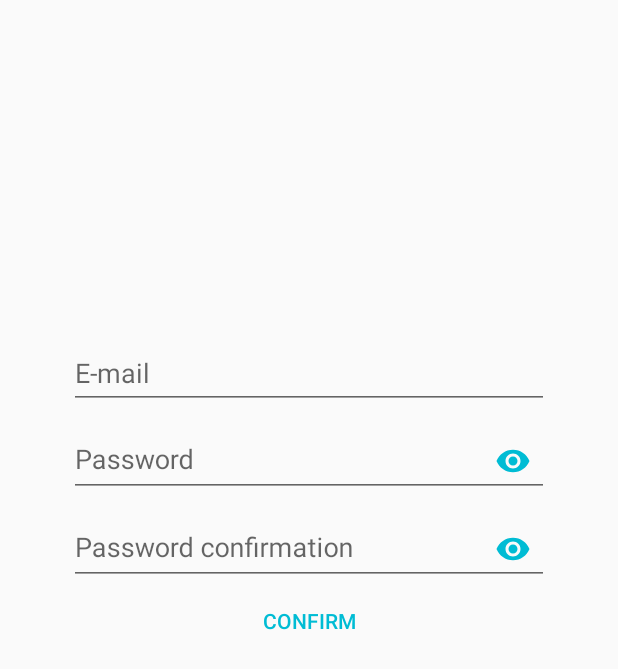
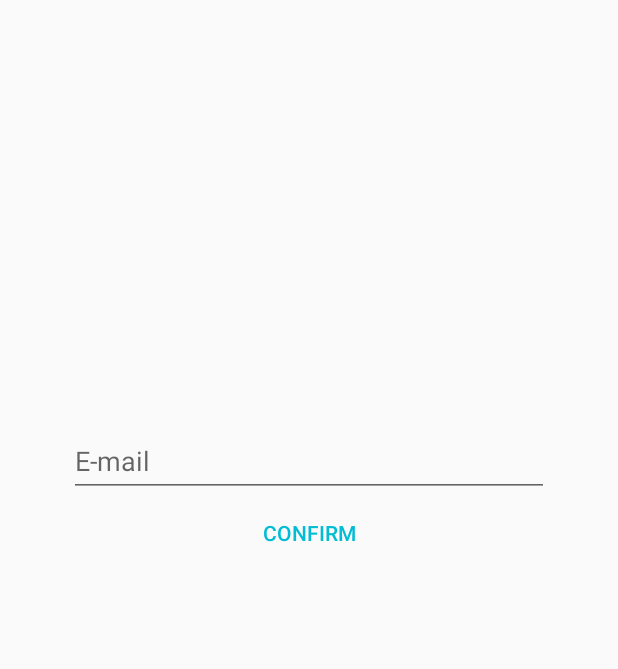
Before and after one commit to Gesuato/ProjectMealPrepAndroid, an Android app: the layout activity_account_recovery.xml on its own in the app's theme, with its tools: preview values and no code run, on a phone screen of 412 x 824 dp. Shown: the top 669 px of the screen. Run offline under Robolectric (Android 15) with nearby library versions, the light colour scheme and no system bars.

Commit message:
Creating functions to change the password

```diff
--- a/app/src/main/java/com/easyprep/easyprep/ui/LoginActivity.kt
+++ b/app/src/main/java/com/easyprep/easyprep/ui/LoginActivity.kt
@@ -225,7 +225,6 @@ class LoginActivity : AppCompatActivity() {
         if (item!!.itemId == R.id.retrieve_account_menu) {
             val intent = Intent(this, AccountRecoveryActivity::class.java)
             startActivity(intent)
-            finish()
         } else {
 
         }
--- a/app/src/main/res/layout/activity_account_recovery.xml
+++ b/app/src/main/res/layout/activity_account_recovery.xml
@@ -28,42 +28,6 @@
             android:inputType="textEmailAddress" />
     </android.support.design.widget.TextInputLayout>
 
-    <android.support.design.widget.TextInputLayout
-        android:id="@+id/textInputLayout_password_retrieve_layout"
-        android:layout_width="match_parent"
-        android:layout_height="wrap_content"
-        android:gravity="center"
-        android:orientation="vertical"
-        app:passwordToggleEnabled="true"
-        app:passwordToggleTint="@color/colorAccent">
-
-        <android.support.design.widget.TextInputEditText
-            android:id="@+id/textInputEditText_password_retrieve"
-            android:layout_width="wrap_content"
-            android:layout_height="wrap_content"
-            android:ems="15"
-            android:hint="@string/password"
-            android:inputType="textPassword" />
-    </android.support.design.widget.TextInputLayout>
-
-    <android.support.design.widget.TextInputLayout
-        android:id="@+id/textInputEditText_password_confirmation_retrieve_layout"
-        android:layout_width="match_parent"
-        android:layout_height="wrap_content"
-        android:gravity="center"
-        android:orientation="vertical"
-        app:passwordToggleEnabled="true"
-        app:passwordToggleTint="@color/colorAccent">
-
-        <android.support.design.widget.TextInputEditText
-            android:id="@+id/textInputEditText_password_confirmation_retrieve"
-            android:layout_width="wrap_content"
-            android:layout_height="wrap_content"
-            android:ems="15"
-            android:hint="@string/password_confirmation"
-            android:inputType="textPassword" />
-    </android.support.design.widget.TextInputLayout>
-
     <Button
         android:id="@+id/btnConfirm"
         android:layout_width="wrap_content"
--- a/app/src/main/res/layout/item_popup.xml
+++ b/app/src/main/res/layout/item_popup.xml
@@ -23,8 +23,8 @@
 
         <ImageButton
             android:id="@+id/imageButtonPopup"
-            android:layout_width="30dp"
-            android:layout_height="30dp"
+            android:layout_width="20dp"
+            android:layout_height="20dp"
             android:layout_alignParentRight="true"
             android:layout_centerVertical="true"
             android:background="@drawable/icon_copy" />
--- a/app/src/main/res/menu/main.xml
+++ b/app/src/main/res/menu/main.xml
@@ -18,8 +18,8 @@
         app:showAsAction="never" />
 
     <item
-        android:id="@+id/profileMenu"
-        android:title="@string/profile"
+        android:id="@+id/change_password_menu"
+        android:title="@string/change_password"
         app:showAsAction="never" />
 
     <item
--- a/app/src/main/res/values/strings.xml
+++ b/app/src/main/res/values/strings.xml
@@ -98,7 +98,7 @@
     <!-- String of AccountRecoveryActivity -->
     <string name="confirm">Confirm</string>
     <string name="change_password">Change password</string>
-    <string name="message_change_email">E-mail change confirmation was sent to your e-mail!</string>
+    <string name="message_change_email">Confirmation of password change has been sent to your email!</string>
     <string name="error_message_change_email">This e-mail is not registered!</string>
 
     <!-- String of ProfileActivity -->
```
Also changed, not shown: app/src/main/java/com/easyprep/easyprep/ui/AccountManagementActivity.kt (deleted, +0 -62 lines), app/src/main/java/com/easyprep/easyprep/ui/AccountRecoveryActivity.kt (+2 -15 lines), app/src/main/java/com/easyprep/easyprep/ui/mainActivity/MainActivity.kt (+6 -37 lines), app/src/main/res/layout/activity_account_management.xml (deleted, +0 -70 lines), app/src/main/res/layout/popup_profile.xml (deleted, +0 -38 lines).
